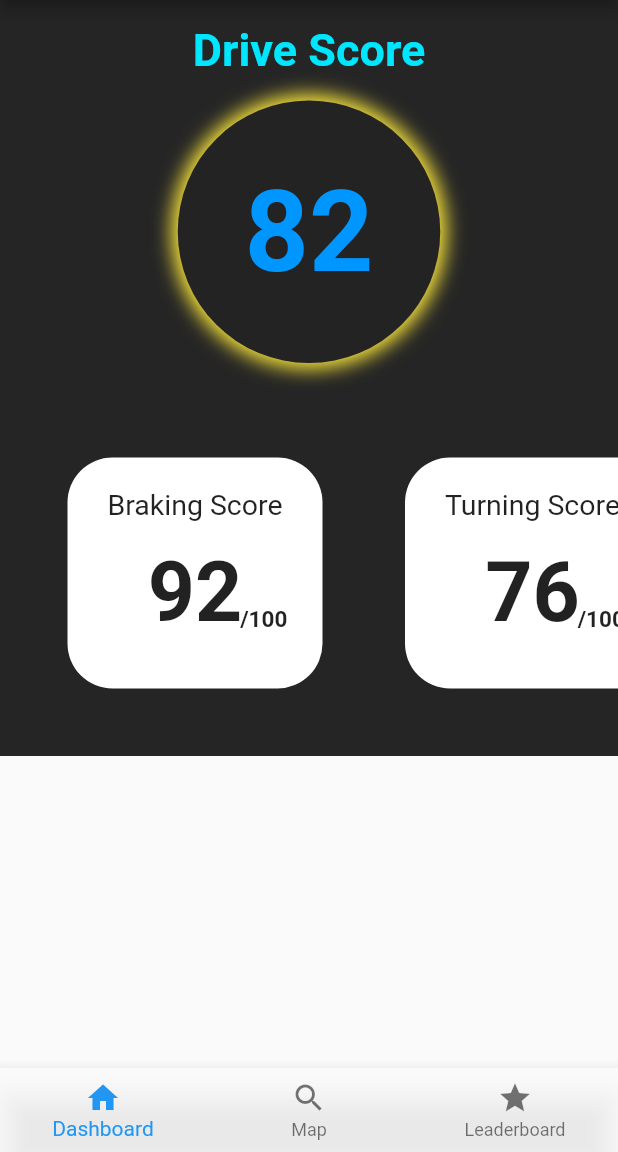
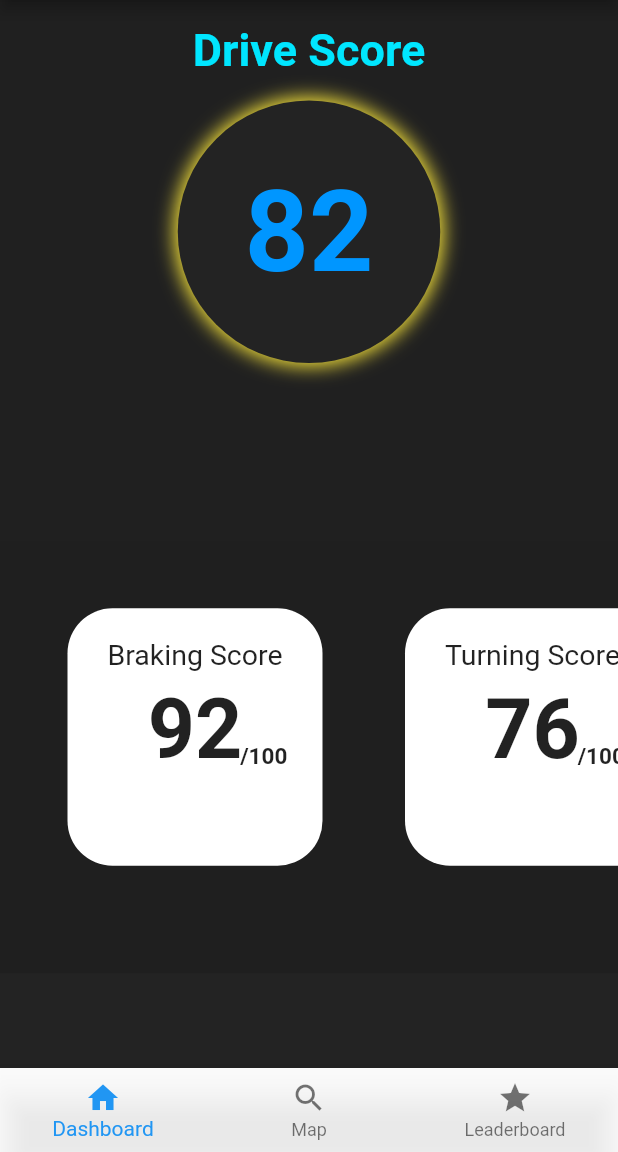
Before and after one commit to Andrewuwu/Driving_Rating_App, a Flutter app: the screen it shows after launch, on a phone screen of 412 x 824 dp, the part 84-1236 px from its top. Run offline on Flutter 3.47's test engine with Material 2 defaults, Android fonts, the phone set to English and light mode, and no system bars; our stand-ins replace geolocator.

Commit message:
Edits to Height of Dashboard

```diff
--- a/lib/Screens/Dashboard.dart
+++ b/lib/Screens/Dashboard.dart
@@ -11,6 +11,7 @@ class _DashboardState extends State<Dashboard> {
   @override
   Widget build(BuildContext context) {
     return Scaffold(
+      backgroundColor: Color.fromRGBO(35, 35, 35, 1.0),
       drawer: Theme(
         data: Theme.of(context).copyWith(
           canvasColor: Color.fromRGBO(35, 35, 35, 1.0),
@@ -63,14 +64,11 @@ class _DashboardState extends State<Dashboard> {
           ),
         ),
       ),
-      body: Container(
-        height: MediaQuery.of(context).size.height,
-        child: Column(
-          children: <Widget>[
-            ScoreDisplay(),
-            StatisticsScroll(),
-          ],
-        ),
+      body: Column(
+        children: <Widget>[
+          ScoreDisplay(),
+          StatisticsScroll(),
+        ],
       ),
     );
   }
--- a/lib/Widgets/ScoreDisplay.dart
+++ b/lib/Widgets/ScoreDisplay.dart
@@ -18,8 +18,8 @@ class _ScoreDisplayState extends State<ScoreDisplay> {
       children: <Widget>[
         Expanded(
           child: Container(
-            height: 260.0,
-            color: Color.fromRGBO(0, 0, 0, 0.85),
+            height: MediaQuery.of(context).size.height * 35 / 80,
+            color: Color.fromRGBO(0, 0, 0, 0.1),
             child: Column(
               children: <Widget>[
                 Text(''),
@@ -51,7 +51,7 @@ class _ScoreDisplayState extends State<ScoreDisplay> {
                                           ? Colors.lightGreenAccent
                                           : Colors.grey,
                           blurRadius: 10.0,
-                          spreadRadius: 4.0),
+                          spreadRadius: 2.0),
                     ],
                   ),
                   child: Align(
--- a/lib/Widgets/StatisticsScroll.dart
+++ b/lib/Widgets/StatisticsScroll.dart
@@ -18,8 +18,8 @@ class _StatisticsScrollState extends State<StatisticsScroll> {
   @override
   Widget build(BuildContext context) {
     return Container(
-      height: 244.0,
-      color: Color.fromRGBO(0, 0, 0, 0.85),
+      height: MediaQuery.of(context).size.height * 224 / 640,
+      color: Color.fromRGBO(31, 31, 31, 1.0),
       child: ListView.builder(
         scrollDirection: Axis.horizontal,
         itemCount: categories.length,
@@ -30,7 +30,7 @@ class _StatisticsScrollState extends State<StatisticsScroll> {
               children: <Widget>[
                 Container(
                   width: 170.0,
-                  height: 154.0,
+                  height: MediaQuery.of(context).size.height * 125 / 600,
                   decoration: BoxDecoration(
                     shape: BoxShape.rectangle,
                     color: Colors.white,
@@ -49,7 +49,10 @@ class _StatisticsScrollState extends State<StatisticsScroll> {
                         categories[index],
                         style: TextStyle(fontSize: 19.0),
                       ),
-                      Text(''),
+                      Text(
+                        '',
+                        style: TextStyle(fontSize: 6.3),
+                      ),
                       Stack(
                         children: <Widget>[
                           Text(
```
